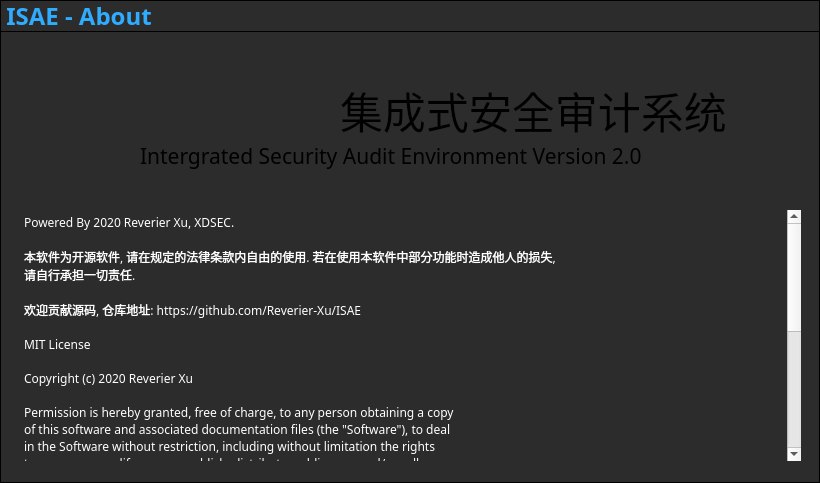
Before: the Qt Designer form MainApp/about.ui in Reverier-Xu/ISAE, drawn with Qt 5.
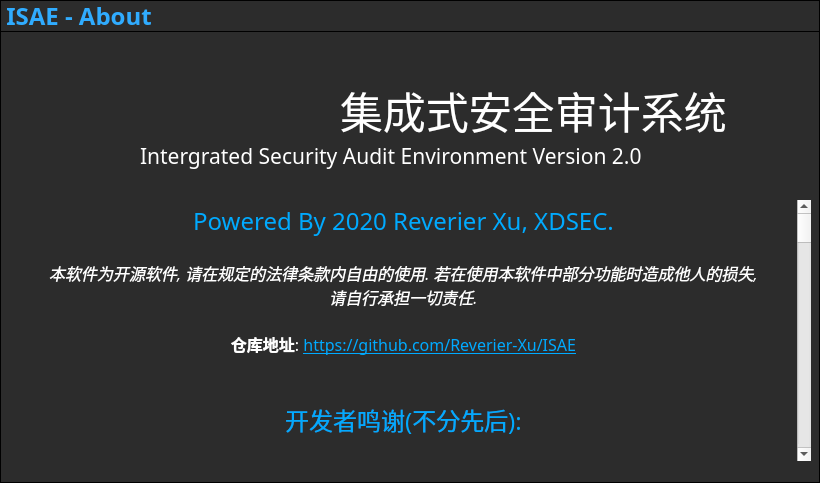
After: the same form once the commit is applied. Icons and pictures are not drawn.

Commit message: About Page update, add some libraries

What changed in the file:
```diff
--- a/MainApp/about.ui
+++ b/MainApp/about.ui
@@ -57,6 +57,9 @@
      <pointsize>32</pointsize>
     </font>
    </property>
+   <property name="styleSheet">
+    <string notr="true">color: #ffffff;</string>
+   </property>
    <property name="text">
     <string>集成式安全审计系统</string>
    </property>
@@ -76,17 +79,20 @@
      <pointsize>16</pointsize>
     </font>
    </property>
+   <property name="styleSheet">
+    <string notr="true">color: #ffffff;</string>
+   </property>
    <property name="text">
     <string>Intergrated Security Audit Environment Version 2.0</string>
    </property>
   </widget>
-  <widget class="QPlainTextEdit" name="plainTextEdit">
+  <widget class="QTextEdit" name="infoBox">
    <property name="geometry">
     <rect>
-     <x>20</x>
-     <y>210</y>
-     <width>781</width>
-     <height>251</height>
+     <x>10</x>
+     <y>200</y>
+     <width>801</width>
+     <height>261</height>
     </rect>
    </property>
    <property name="font">
@@ -95,7 +101,7 @@
     </font>
    </property>
    <property name="styleSheet">
-    <string notr="true">QPlainTextEdit{color: white;
+    <string notr="true">QTextEdit{color: white;
 background-color: #2c2c2c;
 border: 0px solid black;
 }
@@ -125,36 +131,106 @@
    <property name="readOnly">
     <bool>true</bool>
    </property>
-   <property name="plainText">
-    <string>Powered By 2020 Reverier Xu, XDSEC.
-
-本软件为开源软件, 请在规定的法律条款内自由的使用. 若在使用本软件中部分功能时造成他人的损失,
-请自行承担一切责任.
-
-欢迎贡献源码, 仓库地址: https://github.com/Reverier-Xu/ISAE
-
-MIT License
-
-Copyright (c) 2020 Reverier Xu
-
-Permission is hereby granted, free of charge, to any person obtaining a copy
-of this software and associated documentation files (the &quot;Software&quot;), to deal
-in the Software without restriction, including without limitation the rights
-to use, copy, modify, merge, publish, distribute, sublicense, and/or sell
-copies of the Software, and to permit persons to whom the Software is
-furnished to do so, subject to the following conditions:
-
-The above copyright notice and this permission notice shall be included in all
-copies or substantial portions of the Software.
-
-THE SOFTWARE IS PROVIDED &quot;AS IS&quot;, WITHOUT WARRANTY OF ANY KIND, EXPRESS OR
-IMPLIED, INCLUDING BUT NOT LIMITED TO THE WARRANTIES OF MERCHANTABILITY,
-FITNESS FOR A PARTICULAR PURPOSE AND NONINFRINGEMENT. IN NO EVENT SHALL THE
-AUTHORS OR COPYRIGHT HOLDERS BE LIABLE FOR ANY CLAIM, DAMAGES OR OTHER
-LIABILITY, WHETHER IN AN ACTION OF CONTRACT, TORT OR OTHERWISE, ARISING FROM,
-OUT OF OR IN CONNECTION WITH THE SOFTWARE OR THE USE OR OTHER DEALINGS IN THE
-SOFTWARE.
-</string>
+   <property name="html">
+    <string>&lt;!DOCTYPE HTML PUBLIC &quot;-//W3C//DTD HTML 4.0//EN&quot; &quot;http://www.w3.org/TR/REC-html40/strict.dtd&quot;&gt;
+&lt;html&gt;&lt;head&gt;&lt;meta name=&quot;qrichtext&quot; content=&quot;1&quot; /&gt;&lt;style type=&quot;text/css&quot;&gt;
+p, li { white-space: pre-wrap; }
+&lt;/style&gt;&lt;/head&gt;&lt;body style=&quot; font-family:'文泉驿等宽微米黑'; font-size:12pt; font-weight:400; font-style:normal;&quot;&gt;
+&lt;p align=&quot;center&quot; style=&quot; margin-top:0px; margin-bottom:0px; margin-left:0px; margin-right:0px; -qt-block-indent:0; text-indent:0px;&quot;&gt;&lt;span style=&quot; font-size:18pt; color:#00aaff;&quot;&gt;Powered By 2020 Reverier Xu, XDSEC.&lt;/span&gt;&lt;/p&gt;
+&lt;p align=&quot;center&quot; style=&quot;-qt-paragraph-type:empty; margin-top:0px; margin-bottom:0px; margin-left:0px; margin-right:0px; -qt-block-indent:0; text-indent:0px;&quot;&gt;&lt;br /&gt;&lt;/p&gt;
+&lt;p align=&quot;center&quot; style=&quot; margin-top:0px; margin-bottom:0px; margin-left:0px; margin-right:0px; -qt-block-indent:0; text-indent:0px;&quot;&gt;&lt;span style=&quot; font-style:italic; color:#ffffff;&quot;&gt;本软件为开源软件, 请在规定的法律条款内自由的使用. 若在使用本软件中部分功能时造成他人的损失,&lt;/span&gt;&lt;/p&gt;
+&lt;p align=&quot;center&quot; style=&quot; margin-top:0px; margin-bottom:0px; margin-left:0px; margin-right:0px; -qt-block-indent:0; text-indent:0px;&quot;&gt;&lt;span style=&quot; font-style:italic; color:#ffffff;&quot;&gt;请自行承担一切责任.&lt;/span&gt;&lt;/p&gt;
+&lt;p align=&quot;center&quot; style=&quot;-qt-paragraph-type:empty; margin-top:0px; margin-bottom:0px; margin-left:0px; margin-right:0px; -qt-block-indent:0; text-indent:0px; color:#ffffff;&quot;&gt;&lt;br /&gt;&lt;/p&gt;
+&lt;p align=&quot;center&quot; style=&quot; margin-top:0px; margin-bottom:0px; margin-left:0px; margin-right:0px; -qt-block-indent:0; text-indent:0px;&quot;&gt;&lt;span style=&quot; font-weight:600; color:#ffffff;&quot;&gt;仓库地址&lt;/span&gt;&lt;span style=&quot; color:#ffffff;&quot;&gt;:&lt;/span&gt; &lt;a href=&quot;https://github.com/Reverier-Xu/ISAE&quot;&gt;&lt;span style=&quot; text-decoration: underline; color:#00aaff;&quot;&gt;https://github.com/Reverier-Xu/ISAE&lt;/span&gt;&lt;/a&gt;&lt;/p&gt;
+&lt;p align=&quot;center&quot; style=&quot;-qt-paragraph-type:empty; margin-top:0px; margin-bottom:0px; margin-left:0px; margin-right:0px; -qt-block-indent:0; text-indent:0px; text-decoration: underline; color:#07d6ff;&quot;&gt;&lt;br /&gt;&lt;/p&gt;
+&lt;p align=&quot;center&quot; style=&quot;-qt-paragraph-type:empty; margin-top:0px; margin-bottom:0px; margin-left:0px; margin-right:0px; -qt-block-indent:0; text-indent:0px;&quot;&gt;&lt;br /&gt;&lt;/p&gt;
+&lt;p align=&quot;center&quot; style=&quot; margin-top:0px; margin-bottom:0px; margin-left:0px; margin-right:0px; -qt-block-indent:0; text-indent:0px;&quot;&gt;&lt;span style=&quot; font-size:18pt; color:#00aaff;&quot;&gt;开发者鸣谢(不分先后):&lt;/span&gt;&lt;/p&gt;
+&lt;p align=&quot;center&quot; style=&quot;-qt-paragraph-type:empty; margin-top:0px; margin-bottom:0px; margin-left:0px; margin-right:0px; -qt-block-indent:0; text-indent:0px;&quot;&gt;&lt;br /&gt;&lt;/p&gt;
+&lt;p align=&quot;center&quot; style=&quot; margin-top:0px; margin-bottom:0px; margin-left:0px; margin-right:0px; -qt-block-indent:0; text-indent:0px;&quot;&gt;&lt;span style=&quot; font-weight:600; color:#ffffff;&quot;&gt;arttnba3&lt;/span&gt;&lt;span style=&quot; color:#ffffff;&quot;&gt; @ XDSEC 2020, Member&lt;/span&gt;&lt;/p&gt;
+&lt;p align=&quot;center&quot; style=&quot;-qt-paragraph-type:empty; margin-top:0px; margin-bottom:0px; margin-left:0px; margin-right:0px; -qt-block-indent:0; text-indent:0px; color:#ffffff;&quot;&gt;&lt;br /&gt;&lt;/p&gt;
+&lt;p align=&quot;center&quot; style=&quot; margin-top:0px; margin-bottom:0px; margin-left:0px; margin-right:0px; -qt-block-indent:0; text-indent:0px;&quot;&gt;&lt;span style=&quot; font-weight:600; color:#ffffff;&quot;&gt;JayxV&lt;/span&gt;&lt;span style=&quot; color:#ffffff;&quot;&gt; @ , Member&lt;/span&gt;&lt;/p&gt;
+&lt;p align=&quot;center&quot; style=&quot;-qt-paragraph-type:empty; margin-top:0px; margin-bottom:0px; margin-left:0px; margin-right:0px; -qt-block-indent:0; text-indent:0px; color:#ffffff;&quot;&gt;&lt;br /&gt;&lt;/p&gt;
+&lt;p align=&quot;center&quot; style=&quot; margin-top:0px; margin-bottom:0px; margin-left:0px; margin-right:0px; -qt-block-indent:0; text-indent:0px;&quot;&gt;&lt;span style=&quot; font-weight:600; color:#ffffff;&quot;&gt;Reverier&lt;/span&gt;&lt;span style=&quot; color:#ffffff;&quot;&gt; @ XDSEC 2020, Member&lt;/span&gt;&lt;/p&gt;
+&lt;p align=&quot;center&quot; style=&quot;-qt-paragraph-type:empty; margin-top:0px; margin-bottom:0px; margin-left:0px; margin-right:0px; -qt-block-indent:0; text-indent:0px;&quot;&gt;&lt;br /&gt;&lt;/p&gt;
+&lt;p align=&quot;center&quot; style=&quot;-qt-paragraph-type:empty; margin-top:0px; margin-bottom:0px; margin-left:0px; margin-right:0px; -qt-block-indent:0; text-indent:0px;&quot;&gt;&lt;br /&gt;&lt;/p&gt;
+&lt;p align=&quot;center&quot; style=&quot; margin-top:0px; margin-bottom:0px; margin-left:0px; margin-right:0px; -qt-block-indent:0; text-indent:0px;&quot;&gt;&lt;span style=&quot; font-size:18pt; color:#00aaff;&quot;&gt;第三方库鸣谢(不分先后):&lt;/span&gt;&lt;/p&gt;
+&lt;p align=&quot;center&quot; style=&quot;-qt-paragraph-type:empty; margin-top:0px; margin-bottom:0px; margin-left:0px; margin-right:0px; -qt-block-indent:0; text-indent:0px;&quot;&gt;&lt;br /&gt;&lt;/p&gt;
+&lt;p align=&quot;center&quot; style=&quot; margin-top:0px; margin-bottom:0px; margin-left:0px; margin-right:0px; -qt-block-indent:0; text-indent:0px;&quot;&gt;&lt;span style=&quot; color:#55ff00;&quot;&gt;CPR&lt;/span&gt; &lt;/p&gt;
+&lt;p align=&quot;center&quot; style=&quot; margin-top:0px; margin-bottom:0px; margin-left:0px; margin-right:0px; -qt-block-indent:0; text-indent:0px;&quot;&gt;&lt;a href=&quot;https://github.com/whoshuu/cpr&quot;&gt;&lt;span style=&quot; text-decoration: underline; color:#00aaff;&quot;&gt;https://github.com/whoshuu/cpr&lt;/span&gt;&lt;/a&gt;&lt;/p&gt;
+&lt;p align=&quot;center&quot; style=&quot;-qt-paragraph-type:empty; margin-top:0px; margin-bottom:0px; margin-left:0px; margin-right:0px; -qt-block-indent:0; text-indent:0px;&quot;&gt;&lt;br /&gt;&lt;/p&gt;
+&lt;p align=&quot;center&quot; style=&quot; margin-top:0px; margin-bottom:0px; margin-left:0px; margin-right:0px; -qt-block-indent:0; text-indent:0px;&quot;&gt;&lt;span style=&quot; color:#55ff00;&quot;&gt;cURL&lt;/span&gt;&lt;/p&gt;
+&lt;p align=&quot;center&quot; style=&quot; margin-top:0px; margin-bottom:0px; margin-left:0px; margin-right:0px; -qt-block-indent:0; text-indent:0px;&quot;&gt;&lt;a href=&quot;https://github.com/curl/curl&quot;&gt;&lt;span style=&quot; text-decoration: underline; color:#00aaff;&quot;&gt;https://github.com/curl/curl&lt;/span&gt;&lt;/a&gt;&lt;/p&gt;
+&lt;p align=&quot;center&quot; style=&quot;-qt-paragraph-type:empty; margin-top:0px; margin-bottom:0px; margin-left:0px; margin-right:0px; -qt-block-indent:0; text-indent:0px;&quot;&gt;&lt;br /&gt;&lt;/p&gt;
+&lt;p align=&quot;center&quot; style=&quot; margin-top:0px; margin-bottom:0px; margin-left:0px; margin-right:0px; -qt-block-indent:0; text-indent:0px;&quot;&gt;&lt;span style=&quot; color:#55ff7f;&quot;&gt;NodeEditor&lt;/span&gt;&lt;/p&gt;
+&lt;p align=&quot;center&quot; style=&quot; margin-top:0px; margin-bottom:0px; margin-left:0px; margin-right:0px; -qt-block-indent:0; text-indent:0px;&quot;&gt;&lt;a href=&quot;https://github.com/paceholder/nodeeditor&quot;&gt;&lt;span style=&quot; text-decoration: underline; color:#00aaff;&quot;&gt;https://github.com/paceholder/nodeeditor&lt;/span&gt;&lt;/a&gt;&lt;/p&gt;
+&lt;p align=&quot;center&quot; style=&quot;-qt-paragraph-type:empty; margin-top:0px; margin-bottom:0px; margin-left:0px; margin-right:0px; -qt-block-indent:0; text-indent:0px;&quot;&gt;&lt;br /&gt;&lt;/p&gt;
+&lt;p align=&quot;center&quot; style=&quot; margin-top:0px; margin-bottom:0px; margin-left:0px; margin-right:0px; -qt-block-indent:0; text-indent:0px;&quot;&gt;&lt;span style=&quot; color:#55ff7f;&quot;&gt;QCodeEditor&lt;/span&gt;&lt;/p&gt;
+&lt;p align=&quot;center&quot; style=&quot; margin-top:0px; margin-bottom:0px; margin-left:0px; margin-right:0px; -qt-block-indent:0; text-indent:0px;&quot;&gt;&lt;a href=&quot;https://github.com/Megaxela/QCodeEditor&quot;&gt;&lt;span style=&quot; text-decoration: underline; color:#00aaff;&quot;&gt;https://github.com/Megaxela/QCodeEditor&lt;/span&gt;&lt;/a&gt;&lt;/p&gt;
+&lt;p align=&quot;center&quot; style=&quot;-qt-paragraph-type:empty; margin-top:0px; margin-bottom:0px; margin-left:0px; margin-right:0px; -qt-block-indent:0; text-indent:0px;&quot;&gt;&lt;br /&gt;&lt;/p&gt;
+&lt;p align=&quot;center&quot; style=&quot; margin-top:0px; margin-bottom:0px; margin-left:0px; margin-right:0px; -qt-block-indent:0; text-indent:0px;&quot;&gt;&lt;span style=&quot; color:#55ff7f;&quot;&gt;cJSON&lt;/span&gt;&lt;/p&gt;
+&lt;p align=&quot;center&quot; style=&quot; margin-top:0px; margin-bottom:0px; margin-left:0px; margin-right:0px; -qt-block-indent:0; text-indent:0px;&quot;&gt;&lt;a href=&quot;https://github.com/DaveGamble/cJSON&quot;&gt;&lt;span style=&quot; text-decoration: underline; color:#00aaff;&quot;&gt;https://github.com/DaveGamble/cJSON&lt;/span&gt;&lt;/a&gt;&lt;/p&gt;
+&lt;p align=&quot;center&quot; style=&quot;-qt-paragraph-type:empty; margin-top:0px; margin-bottom:0px; margin-left:0px; margin-right:0px; -qt-block-indent:0; text-indent:0px;&quot;&gt;&lt;br /&gt;&lt;/p&gt;
+&lt;p align=&quot;center&quot; style=&quot; margin-top:0px; margin-bottom:0px; margin-left:0px; margin-right:0px; -qt-block-indent:0; text-indent:0px;&quot;&gt;&lt;span style=&quot; color:#55ff7f;&quot;&gt;Qt-Advanced-Docking-System&lt;/span&gt;&lt;/p&gt;
+&lt;p align=&quot;center&quot; style=&quot; margin-top:0px; margin-bottom:0px; margin-left:0px; margin-right:0px; -qt-block-indent:0; text-indent:0px;&quot;&gt;&lt;a href=&quot;https://github.com/githubuser0xFFFF/Qt-Advanced-Docking-System&quot;&gt;&lt;span style=&quot; text-decoration: underline; color:#00aaff;&quot;&gt;https://github.com/githubuser0xFFFF/Qt-Advanced-Docking-System&lt;/span&gt;&lt;/a&gt;&lt;/p&gt;
+&lt;p align=&quot;center&quot; style=&quot;-qt-paragraph-type:empty; margin-top:0px; margin-bottom:0px; margin-left:0px; margin-right:0px; -qt-block-indent:0; text-indent:0px;&quot;&gt;&lt;br /&gt;&lt;/p&gt;
+&lt;p align=&quot;center&quot; style=&quot; margin-top:0px; margin-bottom:0px; margin-left:0px; margin-right:0px; -qt-block-indent:0; text-indent:0px;&quot;&gt;&lt;span style=&quot; color:#55ff7f;&quot;&gt;SQLite3 CMake bindings&lt;/span&gt;&lt;/p&gt;
+&lt;p align=&quot;center&quot; style=&quot; margin-top:0px; margin-bottom:0px; margin-left:0px; margin-right:0px; -qt-block-indent:0; text-indent:0px;&quot;&gt;&lt;a href=&quot;https://github.com/azadkuh/sqlite-amalgamation&quot;&gt;&lt;span style=&quot; text-decoration: underline; color:#00aaff;&quot;&gt;https://github.com/azadkuh/sqlite-amalgamation&lt;/span&gt;&lt;/a&gt;&lt;/p&gt;
+&lt;p align=&quot;center&quot; style=&quot;-qt-paragraph-type:empty; margin-top:0px; margin-bottom:0px; margin-left:0px; margin-right:0px; -qt-block-indent:0; text-indent:0px;&quot;&gt;&lt;br /&gt;&lt;/p&gt;
+&lt;p align=&quot;center&quot; style=&quot; margin-top:0px; margin-bottom:0px; margin-left:0px; margin-right:0px; -qt-block-indent:0; text-indent:0px;&quot;&gt;&lt;span style=&quot; color:#55ff7f;&quot;&gt;SQLite3&lt;/span&gt;&lt;/p&gt;
+&lt;p align=&quot;center&quot; style=&quot; margin-top:0px; margin-bottom:0px; margin-left:0px; margin-right:0px; -qt-block-indent:0; text-indent:0px;&quot;&gt;&lt;a href=&quot;https://github.com/mackyle/sqlite&quot;&gt;&lt;span style=&quot; text-decoration: underline; color:#00aaff;&quot;&gt;https://github.com/mackyle/sqlite&lt;/span&gt;&lt;/a&gt;&lt;/p&gt;
+&lt;p align=&quot;center&quot; style=&quot;-qt-paragraph-type:empty; margin-top:0px; margin-bottom:0px; margin-left:0px; margin-right:0px; -qt-block-indent:0; text-indent:0px;&quot;&gt;&lt;br /&gt;&lt;/p&gt;
+&lt;p align=&quot;center&quot; style=&quot;-qt-paragraph-type:empty; margin-top:0px; margin-bottom:0px; margin-left:0px; margin-right:0px; -qt-block-indent:0; text-indent:0px;&quot;&gt;&lt;br /&gt;&lt;/p&gt;
+&lt;p align=&quot;center&quot; style=&quot; margin-top:0px; margin-bottom:0px; margin-left:0px; margin-right:0px; -qt-block-indent:0; text-indent:0px;&quot;&gt;&lt;span style=&quot; font-size:18pt; color:#00aaff;&quot;&gt;License&lt;/span&gt;&lt;/p&gt;
+&lt;p align=&quot;center&quot; style=&quot;-qt-paragraph-type:empty; margin-top:0px; margin-bottom:0px; margin-left:0px; margin-right:0px; -qt-block-indent:0; text-indent:0px;&quot;&gt;&lt;br /&gt;&lt;/p&gt;
+&lt;p align=&quot;center&quot; style=&quot; margin-top:0px; margin-bottom:0px; margin-left:0px; margin-right:0px; -qt-block-indent:0; text-indent:0px;&quot;&gt;&lt;span style=&quot; font-weight:600; color:#55ff7f;&quot;&gt;MIT License&lt;/span&gt;&lt;/p&gt;
+&lt;p align=&quot;center&quot; style=&quot;-qt-paragraph-type:empty; margin-top:0px; margin-bottom:0px; margin-left:0px; margin-right:0px; -qt-block-indent:0; text-indent:0px; font-weight:600;&quot;&gt;&lt;br /&gt;&lt;/p&gt;
+&lt;p align=&quot;center&quot; style=&quot; margin-top:0px; margin-bottom:0px; margin-left:0px; margin-right:0px; -qt-block-indent:0; text-indent:0px;&quot;&gt;&lt;span style=&quot; font-weight:600; color:#ffffff;&quot;&gt;Copyright (c) 2020 Reverier Xu&lt;/span&gt;&lt;/p&gt;
+&lt;p align=&quot;center&quot; style=&quot;-qt-paragraph-type:empty; margin-top:0px; margin-bottom:0px; margin-left:0px; margin-right:0px; -qt-block-indent:0; text-indent:0px; font-weight:600; color:#ffffff;&quot;&gt;&lt;br /&gt;&lt;/p&gt;
+&lt;p align=&quot;center&quot; style=&quot; margin-top:0px; margin-bottom:0px; margin-left:0px; margin-right:0px; -qt-block-indent:0; text-indent:0px;&quot;&gt;&lt;span style=&quot; font-weight:600; color:#ffffff;&quot;&gt;Permission is hereby granted, free of charge, to any person obtaining a copy&lt;/span&gt;&lt;/p&gt;
+&lt;p align=&quot;center&quot; style=&quot; margin-top:0px; margin-bottom:0px; margin-left:0px; margin-right:0px; -qt-block-indent:0; text-indent:0px;&quot;&gt;&lt;span style=&quot; font-weight:600; color:#ffffff;&quot;&gt;of this software and associated documentation files (the &amp;quot;Software&amp;quot;), to deal&lt;/span&gt;&lt;/p&gt;
+&lt;p align=&quot;center&quot; style=&quot; margin-top:0px; margin-bottom:0px; margin-left:0px; margin-right:0px; -qt-block-indent:0; text-indent:0px;&quot;&gt;&lt;span style=&quot; font-weight:600; color:#ffffff;&quot;&gt;in the Software without restriction, including without limitation the rights&lt;/span&gt;&lt;/p&gt;
+&lt;p align=&quot;center&quot; style=&quot; margin-top:0px; margin-bottom:0px; margin-left:0px; margin-right:0px; -qt-block-indent:0; text-indent:0px;&quot;&gt;&lt;span style=&quot; font-weight:600; color:#ffffff;&quot;&gt;to use, copy, modify, merge, publish, distribute, sublicense, and/or sell&lt;/span&gt;&lt;/p&gt;
+&lt;p align=&quot;center&quot; style=&quot; margin-top:0px; margin-bottom:0px; margin-left:0px; margin-right:0px; -qt-block-indent:0; text-indent:0px;&quot;&gt;&lt;span style=&quot; font-weight:600; color:#ffffff;&quot;&gt;copies of the Software, and to permit persons to whom the Software is&lt;/span&gt;&lt;/p&gt;
+&lt;p align=&quot;center&quot; style=&quot; margin-top:0px; margin-bottom:0px; margin-left:0px; margin-right:0px; -qt-block-indent:0; text-indent:0px;&quot;&gt;&lt;span style=&quot; font-weight:600; color:#ffffff;&quot;&gt;furnished to do so, subject to the following conditions:&lt;/span&gt;&lt;/p&gt;
+&lt;p align=&quot;center&quot; style=&quot;-qt-paragraph-type:empty; margin-top:0px; margin-bottom:0px; margin-left:0px; margin-right:0px; -qt-block-indent:0; text-indent:0px; font-weight:600; color:#ffffff;&quot;&gt;&lt;br /&gt;&lt;/p&gt;
+&lt;p align=&quot;center&quot; style=&quot; margin-top:0px; margin-bottom:0px; margin-left:0px; margin-right:0px; -qt-block-indent:0; text-indent:0px;&quot;&gt;&lt;span style=&quot; font-weight:600; color:#ffffff;&quot;&gt;The above copyright notice and this permission notice shall be included in all&lt;/span&gt;&lt;/p&gt;
+&lt;p align=&quot;center&quot; style=&quot; margin-top:0px; margin-bottom:0px; margin-left:0px; margin-right:0px; -qt-block-indent:0; text-indent:0px;&quot;&gt;&lt;span style=&quot; font-weight:600; color:#ffffff;&quot;&gt;copies or substantial portions of the Software.&lt;/span&gt;&lt;/p&gt;
+&lt;p align=&quot;center&quot; style=&quot;-qt-paragraph-type:empty; margin-top:0px; margin-bottom:0px; margin-left:0px; margin-right:0px; -qt-block-indent:0; text-indent:0px; font-weight:600; color:#ffffff;&quot;&gt;&lt;br /&gt;&lt;/p&gt;
+&lt;p align=&quot;center&quot; style=&quot; margin-top:0px; margin-bottom:0px; margin-left:0px; margin-right:0px; -qt-block-indent:0; text-indent:0px;&quot;&gt;&lt;span style=&quot; font-weight:600; color:#ffffff;&quot;&gt;THE SOFTWARE IS PROVIDED &amp;quot;AS IS&amp;quot;, WITHOUT WARRANTY OF ANY KIND, EXPRESS OR&lt;/span&gt;&lt;/p&gt;
+&lt;p align=&quot;center&quot; style=&quot; margin-top:0px; margin-bottom:0px; margin-left:0px; margin-right:0px; -qt-block-indent:0; text-indent:0px;&quot;&gt;&lt;span style=&quot; font-weight:600; color:#ffffff;&quot;&gt;IMPLIED, INCLUDING BUT NOT LIMITED TO THE WARRANTIES OF MERCHANTABILITY,&lt;/span&gt;&lt;/p&gt;
+&lt;p align=&quot;center&quot; style=&quot; margin-top:0px; margin-bottom:0px; margin-left:0px; margin-right:0px; -qt-block-indent:0; text-indent:0px;&quot;&gt;&lt;span style=&quot; font-weight:600; color:#ffffff;&quot;&gt;FITNESS FOR A PARTICULAR PURPOSE AND NONINFRINGEMENT. IN NO EVENT SHALL THE&lt;/span&gt;&lt;/p&gt;
+&lt;p align=&quot;center&quot; style=&quot; margin-top:0px; margin-bottom:0px; margin-left:0px; margin-right:0px; -qt-block-indent:0; text-indent:0px;&quot;&gt;&lt;span style=&quot; font-weight:600; color:#ffffff;&quot;&gt;AUTHORS OR COPYRIGHT HOLDERS BE LIABLE FOR ANY CLAIM, DAMAGES OR OTHER&lt;/span&gt;&lt;/p&gt;
+&lt;p align=&quot;center&quot; style=&quot; margin-top:0px; margin-bottom:0px; margin-left:0px; margin-right:0px; -qt-block-indent:0; text-indent:0px;&quot;&gt;&lt;span style=&quot; font-weight:600; color:#ffffff;&quot;&gt;LIABILITY, WHETHER IN AN ACTION OF CONTRACT, TORT OR OTHERWISE, ARISING FROM,&lt;/span&gt;&lt;/p&gt;
+&lt;p align=&quot;center&quot; style=&quot; margin-top:0px; margin-bottom:0px; margin-left:0px; margin-right:0px; -qt-block-indent:0; text-indent:0px;&quot;&gt;&lt;span style=&quot; font-weight:600; color:#ffffff;&quot;&gt;OUT OF OR IN CONNECTION WITH THE SOFTWARE OR THE USE OR OTHER DEALINGS IN THE&lt;/span&gt;&lt;/p&gt;
+&lt;p align=&quot;center&quot; style=&quot; margin-top:0px; margin-bottom:0px; margin-left:0px; margin-right:0px; -qt-block-indent:0; text-indent:0px;&quot;&gt;&lt;span style=&quot; font-weight:600; color:#ffffff;&quot;&gt;SOFTWARE.&lt;/span&gt;&lt;/p&gt;
+&lt;p align=&quot;center&quot; style=&quot;-qt-paragraph-type:empty; margin-top:0px; margin-bottom:0px; margin-left:0px; margin-right:0px; -qt-block-indent:0; text-indent:0px; font-weight:600; color:#ffffff;&quot;&gt;&lt;br /&gt;&lt;/p&gt;
+&lt;p align=&quot;center&quot; style=&quot;-qt-paragraph-type:empty; margin-top:0px; margin-bottom:0px; margin-left:0px; margin-right:0px; -qt-block-indent:0; text-indent:0px; font-weight:600; color:#ffffff;&quot;&gt;&lt;br /&gt;&lt;/p&gt;
+&lt;p align=&quot;center&quot; style=&quot; margin-top:0px; margin-bottom:0px; margin-left:0px; margin-right:0px; -qt-block-indent:0; text-indent:0px;&quot;&gt;&lt;span style=&quot; font-size:18pt; color:#00aaff;&quot;&gt;一点想法&lt;/span&gt;&lt;/p&gt;
+&lt;p align=&quot;center&quot; style=&quot; margin-top:0px; margin-bottom:0px; margin-left:0px; margin-right:0px; -qt-block-indent:0; text-indent:0px;&quot;&gt;&lt;span style=&quot; color:#00aaff;&quot;&gt; &lt;/span&gt;&lt;/p&gt;
+&lt;p align=&quot;center&quot; style=&quot; margin-top:0px; margin-bottom:0px; margin-left:0px; margin-right:0px; -qt-block-indent:0; text-indent:0px;&quot;&gt;&lt;span style=&quot; color:#ffffff;&quot;&gt;    最初萌生开发这个软件想法的时候, 我正在为了转专业而奋斗(现在也是). 为了抓住那些珍贵的机会, &lt;/span&gt;&lt;/p&gt;
+&lt;p align=&quot;center&quot; style=&quot; margin-top:0px; margin-bottom:0px; margin-left:0px; margin-right:0px; -qt-block-indent:0; text-indent:0px;&quot;&gt;&lt;span style=&quot; color:#ffffff;&quot;&gt;我希望能开发一些实用的小工具, 让我能够在日益艰难的CTF比赛之中更快的解决问题. 开发了一些简单的&lt;/span&gt;&lt;/p&gt;
+&lt;p align=&quot;center&quot; style=&quot; margin-top:0px; margin-bottom:0px; margin-left:0px; margin-right:0px; -qt-block-indent:0; text-indent:0px;&quot;&gt;&lt;span style=&quot; color:#ffffff;&quot;&gt;几个简单的加密解密小工具, 我不禁想能不能把它整合成一个软件. 当我准备把这些零碎的小工具整合成一&lt;/span&gt;&lt;/p&gt;
+&lt;p align=&quot;center&quot; style=&quot; margin-top:0px; margin-bottom:0px; margin-left:0px; margin-right:0px; -qt-block-indent:0; text-indent:0px;&quot;&gt;&lt;span style=&quot; color:#ffffff;&quot;&gt;个集成工具包的时候, 我又想能不能把这个工具包弄一个跨平台的解题环境--集成式CTF解题环境(ICTFE)&lt;/span&gt;&lt;/p&gt;
+&lt;p align=&quot;center&quot; style=&quot; margin-top:0px; margin-bottom:0px; margin-left:0px; margin-right:0px; -qt-block-indent:0; text-indent:0px;&quot;&gt;&lt;span style=&quot; color:#ffffff;&quot;&gt;于是就有了本软件的Version 1.0版本, 用Python和PyQt5便携而成, 大部分都是现成的轮子. 不过也是&lt;/span&gt;&lt;/p&gt;
+&lt;p align=&quot;center&quot; style=&quot; margin-top:0px; margin-bottom:0px; margin-left:0px; margin-right:0px; -qt-block-indent:0; text-indent:0px;&quot;&gt;&lt;span style=&quot; color:#ffffff;&quot;&gt;有一些创新性的东西, 比如线程安全的数据流处理工具与编写起来十分方便的数据流插件系统, 可以将任何&lt;/span&gt;&lt;/p&gt;
+&lt;p align=&quot;center&quot; style=&quot; margin-top:0px; margin-bottom:0px; margin-left:0px; margin-right:0px; -qt-block-indent:0; text-indent:0px;&quot;&gt;&lt;span style=&quot; color:#ffffff;&quot;&gt;Python脚本稍加修改, 当成一个合格的密码学插件导入到ICTFE中, 进行可视化数据处理. 这个强大的功&lt;/span&gt;&lt;/p&gt;
+&lt;p align=&quot;center&quot; style=&quot; margin-top:0px; margin-bottom:0px; margin-left:0px; margin-right:0px; -qt-block-indent:0; text-indent:0px;&quot;&gt;&lt;span style=&quot; color:#ffffff;&quot;&gt;能让我激动了好一阵子.&lt;/span&gt;&lt;/p&gt;
+&lt;p align=&quot;center&quot; style=&quot;-qt-paragraph-type:empty; margin-top:0px; margin-bottom:0px; margin-left:0px; margin-right:0px; -qt-block-indent:0; text-indent:0px; color:#ffffff;&quot;&gt;&lt;br /&gt;&lt;/p&gt;
+&lt;p align=&quot;center&quot; style=&quot; margin-top:0px; margin-bottom:0px; margin-left:0px; margin-right:0px; -qt-block-indent:0; text-indent:0px;&quot;&gt;&lt;span style=&quot; color:#ffffff;&quot;&gt;    Mini L CTF 2020让我知道了, 这个工具可能远比我想象中的更像一个花瓶. 正常比赛就只派上用场&lt;/span&gt;&lt;/p&gt;
+&lt;p align=&quot;center&quot; style=&quot; margin-top:0px; margin-bottom:0px; margin-left:0px; margin-right:0px; -qt-block-indent:0; text-indent:0px;&quot;&gt;&lt;span style=&quot; color:#ffffff;&quot;&gt;了一次, 而那一次还是我为了让它露脸强行使用的. 比赛结束后我就在想这个工具的未来. 我究竟还要不要&lt;/span&gt;&lt;/p&gt;
+&lt;p align=&quot;center&quot; style=&quot; margin-top:0px; margin-bottom:0px; margin-left:0px; margin-right:0px; -qt-block-indent:0; text-indent:0px;&quot;&gt;&lt;span style=&quot; color:#ffffff;&quot;&gt;继续开发下去, 添加一些新功能? 与此同时, CPython的GIL只能跑单核性能的缺点也显露了出来. 在某些&lt;/span&gt;&lt;/p&gt;
+&lt;p align=&quot;center&quot; style=&quot; margin-top:0px; margin-bottom:0px; margin-left:0px; margin-right:0px; -qt-block-indent:0; text-indent:0px;&quot;&gt;&lt;span style=&quot; color:#ffffff;&quot;&gt;情况下软件很难利用CPU性能, 并且还很卡. 集成方面也出现了问题. 可能是太少有人用PyQt5开发生产力&lt;/span&gt;&lt;/p&gt;
+&lt;p align=&quot;center&quot; style=&quot; margin-top:0px; margin-bottom:0px; margin-left:0px; margin-right:0px; -qt-block-indent:0; text-indent:0px;&quot;&gt;&lt;span style=&quot; color:#ffffff;&quot;&gt;套件的缘故, 许多有用的UI套件都只提供了Qt C++版本. 于是我就开始着手将这个软件移植到Qt C++上.&lt;/span&gt;&lt;/p&gt;
+&lt;p align=&quot;center&quot; style=&quot; margin-top:0px; margin-bottom:0px; margin-left:0px; margin-right:0px; -qt-block-indent:0; text-indent:0px;&quot;&gt;&lt;span style=&quot; color:#ffffff;&quot;&gt;Python的官方实现也是用C/C++写的, 所以我抱有希望, 能不能把Python集成到软件中, 然后作为扩展脚&lt;/span&gt;&lt;/p&gt;
+&lt;p align=&quot;center&quot; style=&quot; margin-top:0px; margin-bottom:0px; margin-left:0px; margin-right:0px; -qt-block-indent:0; text-indent:0px;&quot;&gt;&lt;span style=&quot; color:#ffffff;&quot;&gt;本解释器来使用? Python丰富的C++ API和现有的案例告诉了我答案. 于是我就下定决心, 将1.0的一切都&lt;/span&gt;&lt;/p&gt;
+&lt;p align=&quot;center&quot; style=&quot; margin-top:0px; margin-bottom:0px; margin-left:0px; margin-right:0px; -qt-block-indent:0; text-indent:0px;&quot;&gt;&lt;span style=&quot; color:#ffffff;&quot;&gt;着手移植到C++平台, 这样就能更好的利用CPU性能, 对于开发各项功能也更加的方便.&lt;/span&gt;&lt;/p&gt;
+&lt;p align=&quot;center&quot; style=&quot;-qt-paragraph-type:empty; margin-top:0px; margin-bottom:0px; margin-left:0px; margin-right:0px; -qt-block-indent:0; text-indent:0px; color:#ffffff;&quot;&gt;&lt;br /&gt;&lt;/p&gt;
+&lt;p align=&quot;center&quot; style=&quot; margin-top:0px; margin-bottom:0px; margin-left:0px; margin-right:0px; -qt-block-indent:0; text-indent:0px;&quot;&gt;&lt;span style=&quot; color:#ffffff;&quot;&gt;    我不知道它的未来如何, 但是我希望它能在未来的各种比赛之中助我一臂之力. 感谢一些师傅在开发过&lt;/span&gt;&lt;/p&gt;
+&lt;p align=&quot;center&quot; style=&quot; margin-top:0px; margin-bottom:0px; margin-left:0px; margin-right:0px; -qt-block-indent:0; text-indent:0px;&quot;&gt;&lt;span style=&quot; color:#ffffff;&quot;&gt;程中给出的建议和赞赏. 毕竟目的不是为了流量, 不是为了火, 仅仅只是为了改善自己的状况, 开发一些有&lt;/span&gt;&lt;/p&gt;
+&lt;p align=&quot;center&quot; style=&quot; margin-top:0px; margin-bottom:0px; margin-left:0px; margin-right:0px; -qt-block-indent:0; text-indent:0px;&quot;&gt;&lt;span style=&quot; color:#ffffff;&quot;&gt;用的东西, 于是就格外自由与舒心. 希望它能越来越强大.&lt;/span&gt;&lt;/p&gt;&lt;/body&gt;&lt;/html&gt;</string>
+   </property>
+   <property name="textInteractionFlags">
+    <set>Qt::TextBrowserInteraction</set>
    </property>
   </widget>
   <widget class="QWidget" name="widget" native="true">
```
Left out of the diff: 3 changed lines with no effect on the pictures. The commit also changes 16 other files.
